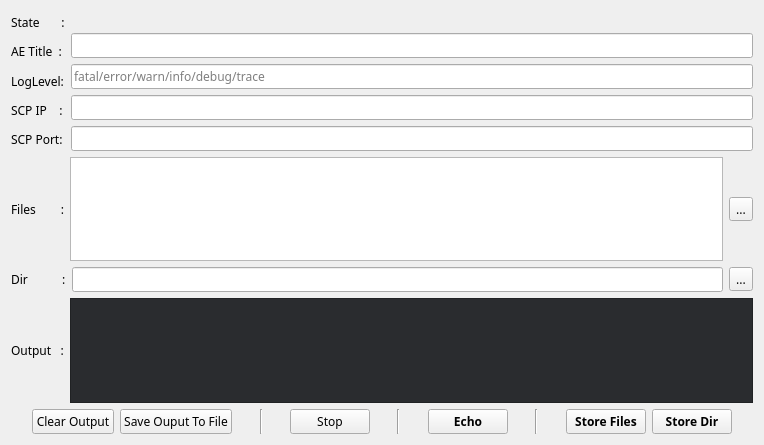
Qt form DcmNetTools/EchoStoreSCU.ui (shaoguangwu/DcmNetTools) before a commit.
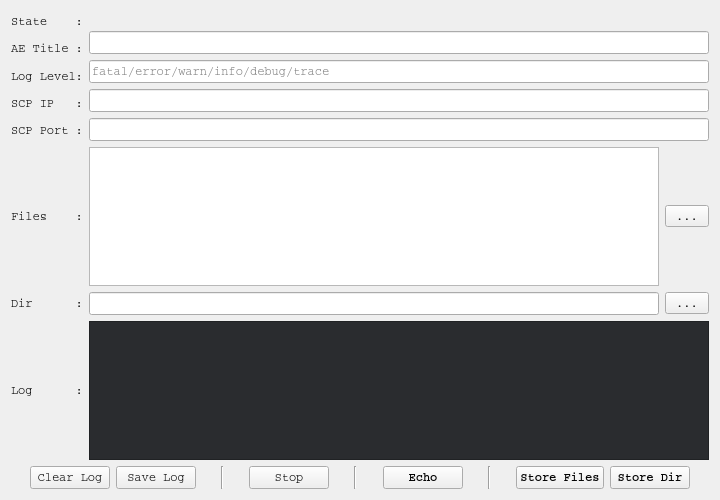
The same form after that commit.

```diff
--- a/DcmNetTools/EchoStoreSCU.ui
+++ b/DcmNetTools/EchoStoreSCU.ui
@@ -6,13 +6,13 @@
    <rect>
     <x>0</x>
     <y>0</y>
-    <width>764</width>
-    <height>445</height>
+    <width>720</width>
+    <height>500</height>
    </rect>
   </property>
   <property name="font">
    <font>
-    <family>微软雅黑</family>
+    <family>Courier</family>
    </font>
   </property>
   <property name="windowTitle">
@@ -26,7 +26,7 @@
        <item>
         <widget class="QLabel" name="label_7">
          <property name="text">
-          <string>State       :</string>
+          <string>State    :</string>
          </property>
         </widget>
        </item>
@@ -34,20 +34,20 @@
         <widget class="QLabel" name="label">
          <property name="font">
           <font>
-           <family>微软雅黑</family>
+           <family>Courier</family>
            <weight>50</weight>
            <bold>false</bold>
           </font>
          </property>
          <property name="text">
-          <string>AE Title  :</string>
+          <string>AE Title :</string>
          </property>
         </widget>
        </item>
        <item>
         <widget class="QLabel" name="label_8">
          <property name="text">
-          <string>LogLevel:</string>
+          <string>Log Level:</string>
          </property>
         </widget>
        </item>
@@ -55,13 +55,13 @@
         <widget class="QLabel" name="label_2">
          <property name="font">
           <font>
-           <family>微软雅黑</family>
+           <family>Courier</family>
            <weight>50</weight>
            <bold>false</bold>
           </font>
          </property>
          <property name="text">
-          <string>SCP IP    :</string>
+          <string>SCP IP   :</string>
          </property>
         </widget>
        </item>
@@ -69,13 +69,13 @@
         <widget class="QLabel" name="label_3">
          <property name="font">
           <font>
-           <family>微软雅黑</family>
+           <family>Courier</family>
            <weight>50</weight>
            <bold>false</bold>
           </font>
          </property>
          <property name="text">
-          <string>SCP Port:</string>
+          <string>SCP Port :</string>
          </property>
         </widget>
        </item>
@@ -118,13 +118,13 @@
         <widget class="QLabel" name="label_4">
          <property name="font">
           <font>
-           <family>微软雅黑</family>
+           <family>Courier</family>
            <weight>50</weight>
            <bold>false</bold>
           </font>
          </property>
          <property name="text">
-          <string>Files        :</string>
+          <string>Files    :</string>
          </property>
         </widget>
        </item>
@@ -146,13 +146,13 @@
         <widget class="QLabel" name="label_5">
          <property name="font">
           <font>
-           <family>微软雅黑</family>
+           <family>Courier</family>
            <weight>50</weight>
            <bold>false</bold>
           </font>
          </property>
          <property name="text">
-          <string>Dir           :</string>
+          <string>Dir      :</string>
          </property>
         </widget>
        </item>
@@ -174,13 +174,8 @@
     <layout class="QHBoxLayout" name="horizontalLayout_3">
      <item>
       <widget class="QLabel" name="label_6">
-       <property name="font">
-        <font>
-         <family>微软雅黑</family>
-        </font>
-       </property>
        <property name="text">
-        <string>Output   :</string>
+        <string>Log      :</string>
        </property>
       </widget>
      </item>
@@ -218,13 +213,13 @@
       <widget class="QPushButton" name="btnClearOutput">
        <property name="font">
         <font>
-         <family>微软雅黑</family>
+         <family>Courier</family>
          <weight>50</weight>
          <bold>false</bold>
         </font>
        </property>
        <property name="text">
-        <string>Clear Output</string>
+        <string>Clear Log</string>
        </property>
       </widget>
      </item>
@@ -232,13 +227,13 @@
       <widget class="QPushButton" name="btnSaveOuputToFile">
        <property name="font">
         <font>
-         <family>微软雅黑</family>
+         <family>Courier</family>
          <weight>50</weight>
          <bold>false</bold>
         </font>
        </property>
        <property name="text">
-        <string>Save Ouput To File</string>
+        <string>Save Log</string>
        </property>
       </widget>
      </item>
@@ -319,7 +314,7 @@
       <widget class="QPushButton" name="btnEcho">
        <property name="font">
         <font>
-         <family>微软雅黑</family>
+         <family>Courier</family>
          <weight>75</weight>
          <bold>true</bold>
         </font>
@@ -366,7 +361,7 @@
       <widget class="QPushButton" name="btnStoreFiles">
        <property name="font">
         <font>
-         <family>微软雅黑</family>
+         <family>Courier</family>
          <weight>75</weight>
          <bold>true</bold>
         </font>
@@ -383,7 +378,7 @@
       <widget class="QPushButton" name="btnStoreDir">
        <property name="font">
         <font>
-         <family>微软雅黑</family>
+         <family>Courier</family>
          <weight>75</weight>
          <bold>true</bold>
         </font>
```
